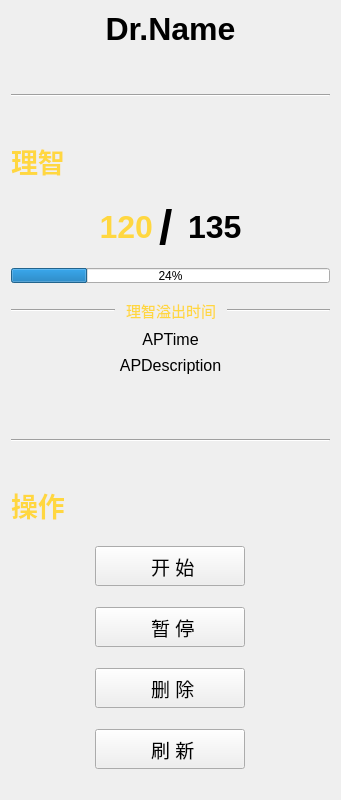
This is resources/ui/UI_DoctorChart.ui in Chr0nixz/Closure as Qt 5 draws it before an edit. The edited form follows.
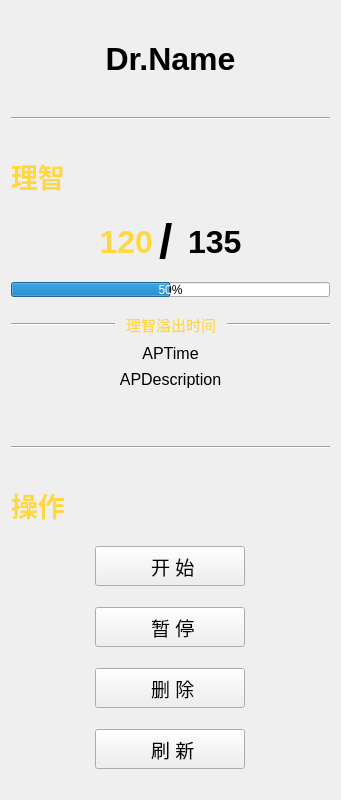
This is the edited form.

Patch:
```diff
--- a/resources/ui/UI_DoctorChart.ui
+++ b/resources/ui/UI_DoctorChart.ui
@@ -26,6 +26,22 @@
    <string>Form</string>
   </property>
   <layout class="QVBoxLayout" name="verticalLayout_2">
+   <item>
+    <spacer name="verticalSpacer_8">
+     <property name="orientation">
+      <enum>Qt::Vertical</enum>
+     </property>
+     <property name="sizeType">
+      <enum>QSizePolicy::Maximum</enum>
+     </property>
+     <property name="sizeHint" stdset="0">
+      <size>
+       <width>20</width>
+       <height>30</height>
+      </size>
+     </property>
+    </spacer>
+   </item>
    <item>
     <layout class="QHBoxLayout" name="CharLayout"/>
    </item>
@@ -54,6 +70,8 @@
     </widget>
    </item>
    <item>
+    <layout class="QHBoxLayout" name="horizontalLayout_3">
+     <item>
     <widget class="QLabel" name="APLabel">
      <property name="maximumSize">
       <size>
@@ -79,6 +97,8 @@
      </property>
     </widget>
    </item>
+    </layout>
+   </item>
    <item>
     <spacer name="verticalSpacer_4">
      <property name="orientation">
@@ -180,7 +200,7 @@
       </size>
      </property>
      <property name="value">
-      <number>24</number>
+      <number>50</number>
      </property>
     </widget>
    </item>
```
Lines whose indentation alone changed are shown as unchanged.
